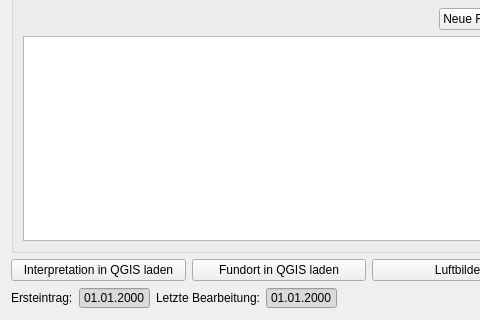
The window that APIS/forms/apis_site_form.ui (APIS-Luftbildarchiv/APIS) describes before a commit, drawn with Qt 5; both pictures show x 0 to 480 and y 480 to 800 of the 1100 by 800 pixel window.
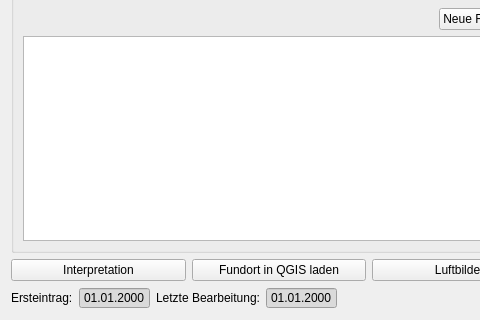
The same window after the commit. Icons and pictures are not drawn. Custom widgets are drawn as their Qt base class.

Patch:
```diff
--- a/APIS/forms/apis_site_form.ui
+++ b/APIS/forms/apis_site_form.ui
@@ -544,7 +544,7 @@
         <string/>
        </property>
        <property name="text">
-        <string>Interpretation in QGIS laden</string>
+        <string>Interpretation</string>
        </property>
        <property name="icon">
         <iconset resource="resource.qrc">
```
